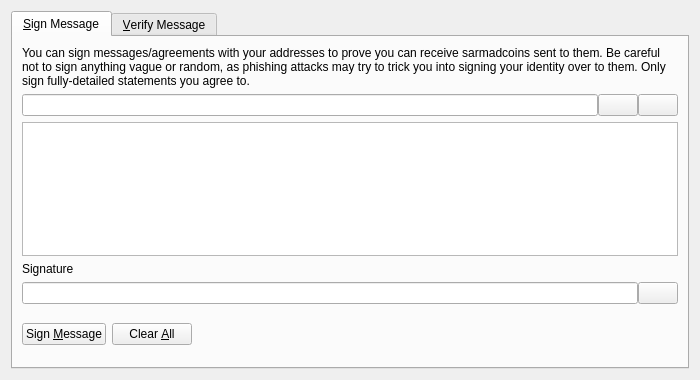
This is src/qt/forms/signverifymessagedialog.ui in sarmadmakhdoom/cellcoin as Qt 5 draws it before an edit. The edited form follows.
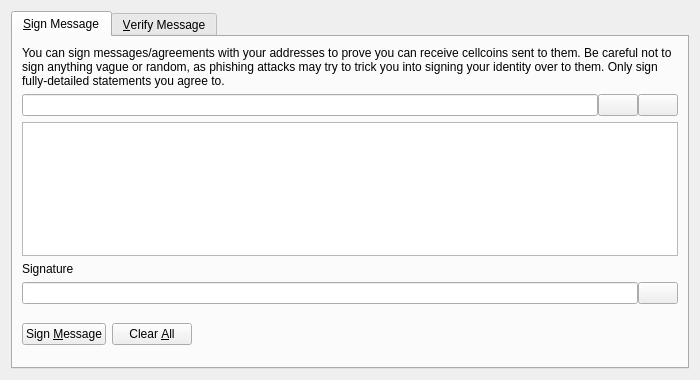
This is the edited form. Icons and pictures are not drawn. Custom widgets are drawn as their Qt base class.

```diff
--- a/src/qt/forms/signverifymessagedialog.ui
+++ b/src/qt/forms/signverifymessagedialog.ui
@@ -30,7 +30,7 @@
        <item>
         <widget class="QLabel" name="infoLabel_SM">
          <property name="text">
-          <string>You can sign messages/agreements with your addresses to prove you can receive sarmadcoins sent to them. Be careful not to sign anything vague or random, as phishing attacks may try to trick you into signing your identity over to them. Only sign fully-detailed statements you agree to.</string>
+          <string>You can sign messages/agreements with your addresses to prove you can receive cellcoins sent to them. Be careful not to sign anything vague or random, as phishing attacks may try to trick you into signing your identity over to them. Only sign fully-detailed statements you agree to.</string>
          </property>
          <property name="textFormat">
           <enum>Qt::PlainText</enum>
```
Left out of the diff: 8 changed lines with no effect on the pictures.
